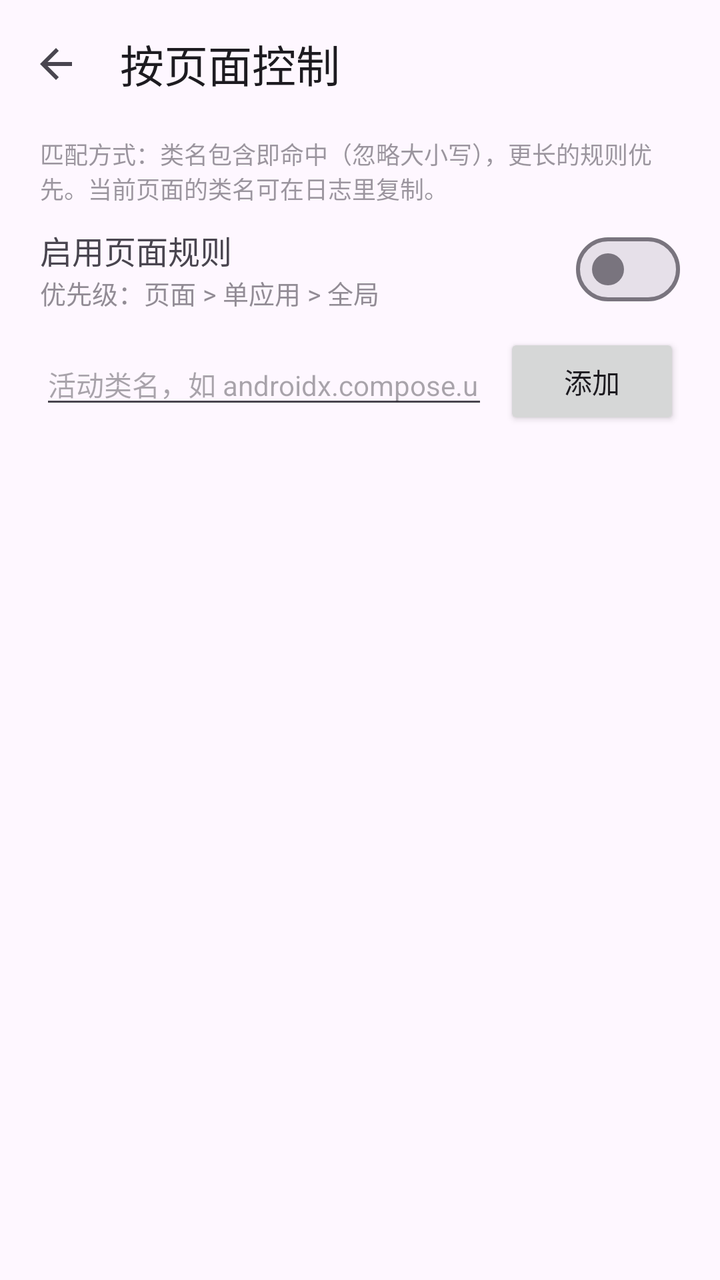
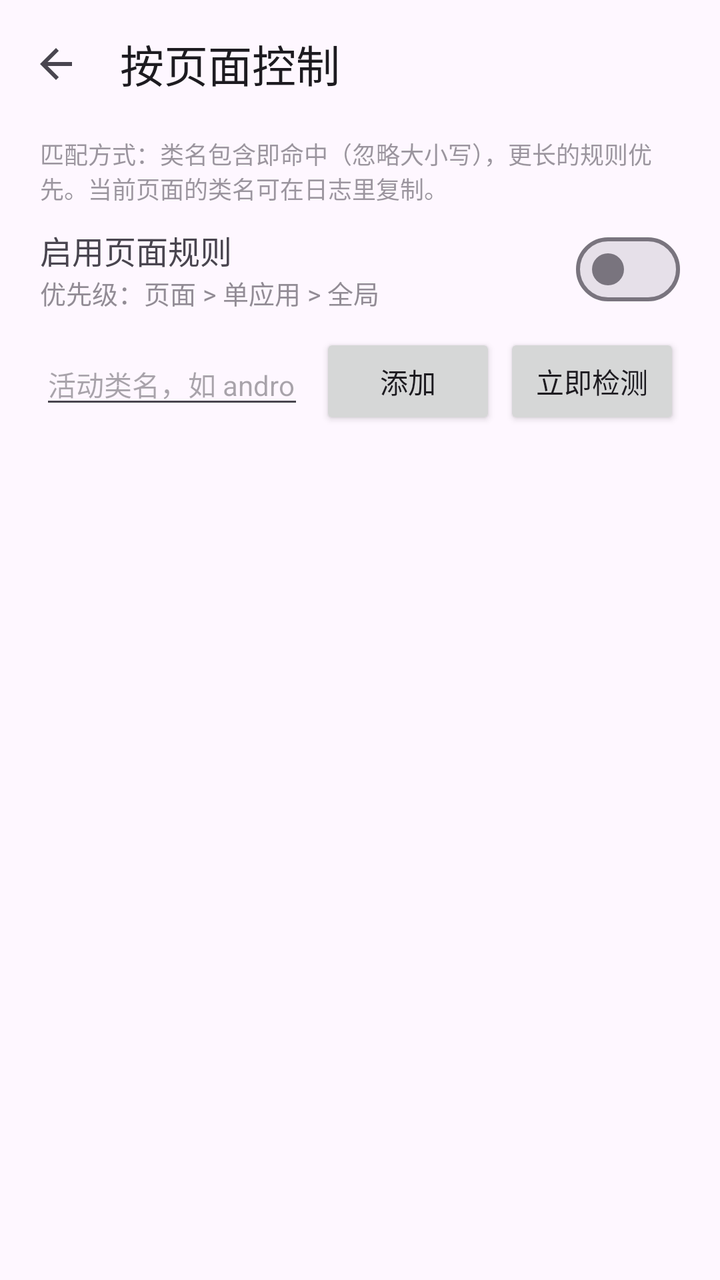

Screens rendered from an Android XML layout before and after an edit, with the pre-edit source and the edit as a unified diff.
<!-- AndroidManifest.xml: application theme Theme.OrientationManager -->
<!-- res/layout/activity_pages.xml -->
<?xml version="1.0" encoding="utf-8"?>
<LinearLayout xmlns:android="http://schemas.android.com/apk/res/android"
    xmlns:app="http://schemas.android.com/apk/res-auto"
    android:layout_width="match_parent"
    android:layout_height="match_parent"
    android:orientation="vertical">

    <com.google.android.material.appbar.MaterialToolbar
        android:id="@+id/toolbar"
        android:layout_width="match_parent"
        android:layout_height="?attr/actionBarSize"
        app:navigationIcon="?attr/homeAsUpIndicator"
        app:title="@string/pages_title" />

    <TextView
        android:layout_width="match_parent"
        android:layout_height="wrap_content"
        android:alpha="0.55"
        android:paddingStart="20dp"
        android:paddingTop="4dp"
        android:paddingEnd="20dp"
        android:text="@string/pages_help"
        android:textSize="12sp" />

    <LinearLayout
        android:layout_width="match_parent"
        android:layout_height="wrap_content"
        android:gravity="center_vertical"
        android:orientation="horizontal"
        android:paddingStart="20dp"
        android:paddingTop="8dp"
        android:paddingEnd="20dp"
        android:paddingBottom="8dp">

        <LinearLayout
            android:layout_width="0dp"
            android:layout_height="wrap_content"
            android:layout_weight="1"
            android:orientation="vertical">

            <TextView
                android:layout_width="wrap_content"
                android:layout_height="wrap_content"
                android:text="@string/pages_enable"
                android:textSize="16sp" />

            <TextView
                android:layout_width="wrap_content"
                android:layout_height="wrap_content"
                android:alpha="0.6"
                android:text="@string/pages_enable_desc"
                android:textSize="13sp" />
        </LinearLayout>

        <com.google.android.material.materialswitch.MaterialSwitch
            android:id="@+id/pages_enable"
            android:layout_width="wrap_content"
            android:layout_height="wrap_content" />
    </LinearLayout>

    <LinearLayout
        android:layout_width="match_parent"
        android:layout_height="wrap_content"
        android:gravity="center_vertical"
        android:orientation="horizontal"
        android:paddingStart="20dp"
        android:paddingEnd="20dp">

        <EditText
            android:id="@+id/pages_input"
            android:layout_width="0dp"
            android:layout_height="wrap_content"
            android:layout_weight="1"
            android:hint="@string/pages_hint"
            android:importantForAutofill="no"
            android:inputType="text"
            android:maxLines="1"
            android:textSize="14sp" />

        <Button
            android:id="@+id/pages_add"
            android:layout_width="wrap_content"
            android:layout_height="wrap_content"
            android:layout_marginStart="8dp"
            android:text="@string/pages_add" />
    </LinearLayout>

    <TextView
        android:id="@+id/pages_current"
        android:layout_width="match_parent"
        android:layout_height="wrap_content"
        android:alpha="0.6"
        android:paddingStart="20dp"
        android:paddingTop="6dp"
        android:paddingEnd="20dp"
        android:textSize="12sp" />

    <FrameLayout
        android:layout_width="match_parent"
        android:layout_height="0dp"
        android:layout_weight="1">

        <ListView
            android:id="@+id/pages_list"
            android:layout_width="match_parent"
            android:layout_height="match_parent"
            android:divider="@null"
            android:dividerHeight="0dp" />

        <TextView
            android:id="@+id/pages_empty"
            android:layout_width="wrap_content"
            android:layout_height="wrap_content"
            android:layout_gravity="center"
            android:alpha="0.6"
            android:text="@string/pages_empty"
            android:textSize="14sp"
            android:visibility="gone" />
    </FrameLayout>
</LinearLayout>
<!-- resources referenced by this layout -->
<resources>
  <string name="pages_add">添加</string>
  <string name="pages_empty">暂无页面规则</string>
  <string name="pages_enable">启用页面规则</string>
  <string name="pages_enable_desc">优先级：页面 &gt; 单应用 &gt; 全局</string>
  <string name="pages_help">匹配方式：类名包含即命中（忽略大小写），更长的规则优先。当前页面的类名可在日志里复制。</string>
  <string name="pages_hint">活动类名，如 androidx.compose.ui.window.d</string>
  <string name="pages_title">按页面控制</string>
  <style name="Theme.OrientationManager" parent="Theme.Material3.DayNight.NoActionBar">
          <item name="android:windowLayoutInDisplayCutoutMode">shortEdges</item>
      </style>
</resources>

<!-- the commit's change to res/layout/activity_pages.xml (unified diff, before → after) -->
@@ -83,6 +83,13 @@
             android:layout_height="wrap_content"
             android:layout_marginStart="8dp"
             android:text="@string/pages_add" />
+
+        <Button
+            android:id="@+id/pages_detect"
+            android:layout_width="wrap_content"
+            android:layout_height="wrap_content"
+            android:layout_marginStart="4dp"
+            android:text="@string/pages_detect" />
     </LinearLayout>
 
     <TextView
<!-- resource entries referenced after the edit -->
@@ -1,6 +1,7 @@
 <!-- resources referenced by this layout -->
 <resources>
   <string name="pages_add">添加</string>
+  <string name="pages_detect">立即检测</string>
   <string name="pages_empty">暂无页面规则</string>
   <string name="pages_enable">启用页面规则</string>
   <string name="pages_enable_desc">优先级：页面 &gt; 单应用 &gt; 全局</string>
